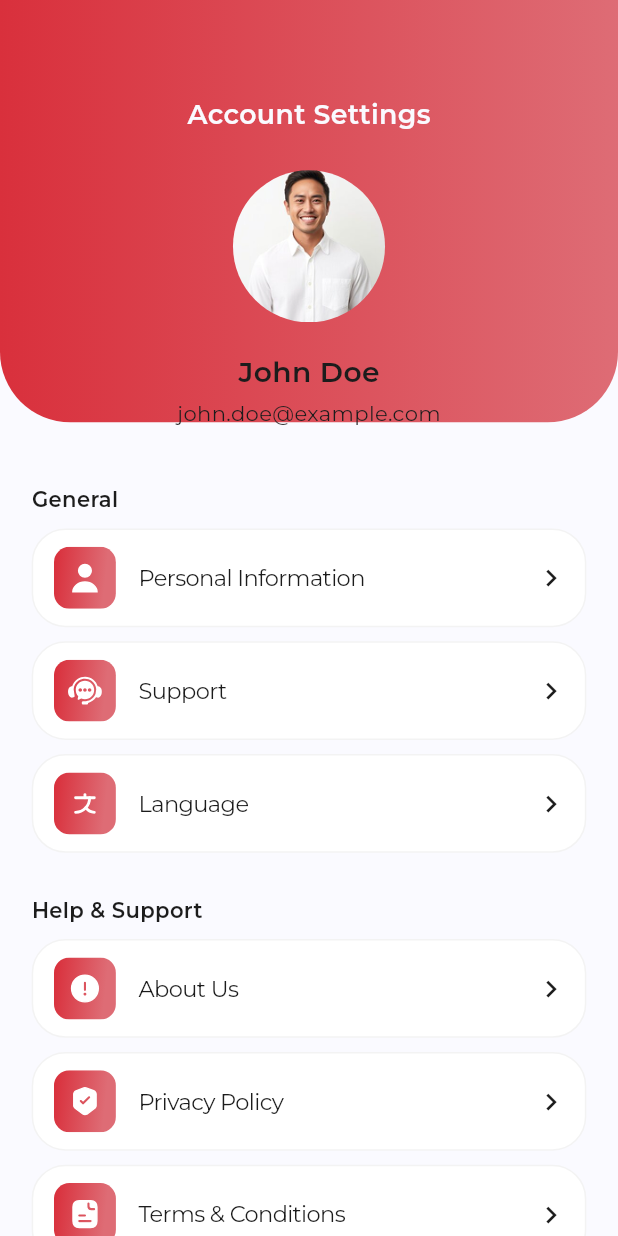
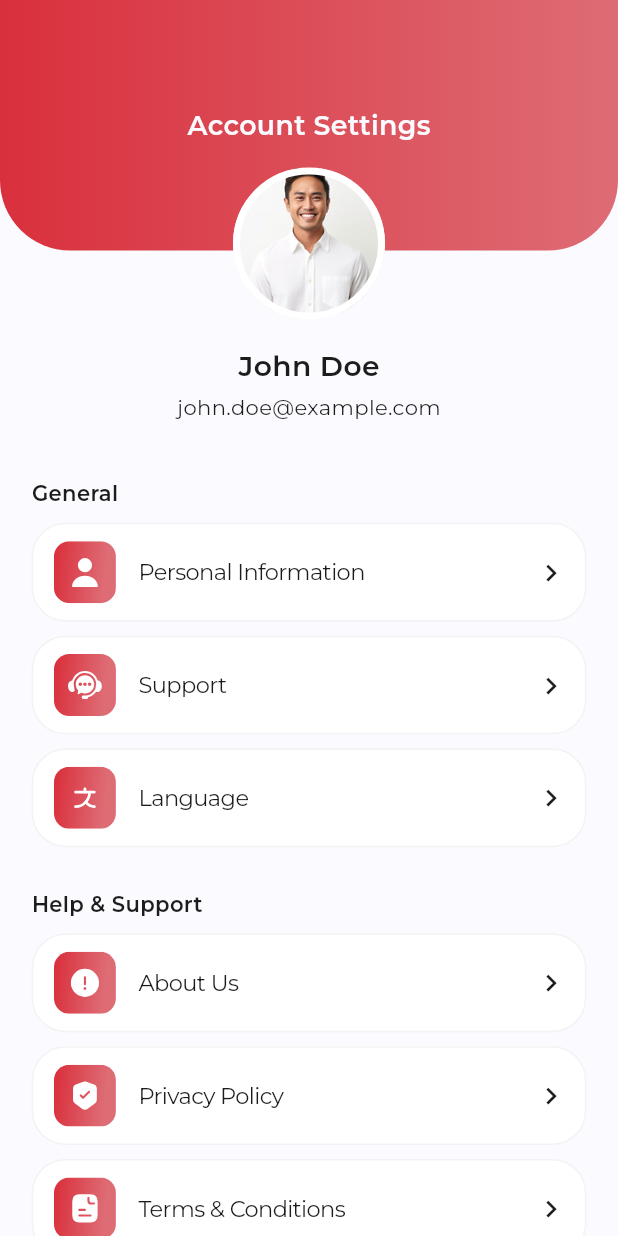
Before and after one commit to waleed-tafsol/beauty_near_sp, a Flutter app: the AccountSettings screen opened by its route, on a phone screen of 412 x 824 dp. Run offline on Flutter 3.47's test engine with Material 3 defaults, Android fonts, the phone set to English and light mode, and no system bars; our stand-ins replace dropdown_button2, fl_chart, flutter_screenutil, flutter_svg, google_fonts, iconsax and 2 more; accounts and stored records are empty.

Commit message:
update - account settings screen stack issues resolved

```diff
--- a/lib/screens/account_settings.dart
+++ b/lib/screens/account_settings.dart
@@ -1,10 +1,11 @@
-import 'package:beauty_near_sp/route_generator.dart';
 import 'package:beauty_near_sp/utils/assets.dart';
 import 'package:beauty_near_sp/utils/color_constant.dart';
 import 'package:beauty_near_sp/utils/extensions.dart';
-import 'package:beauty_near_sp/widgets/account_tile.dart';
 import 'package:flutter/material.dart';
 import 'package:flutter_screenutil/flutter_screenutil.dart';
+
+import '../route_generator.dart';
+import '../widgets/account_tile.dart';
 
 class AccountSettings extends StatelessWidget {
   const AccountSettings({super.key});
@@ -12,14 +13,16 @@ class AccountSettings extends StatelessWidget {
   @override
   Widget build(BuildContext context) {
     return Scaffold(
-      body: Stack(
-        fit: StackFit.expand,
-        alignment: Alignment.center,
+      body: SizedBox.fromSize(
+        size: MediaQuery.sizeOf(context),
+        child: Stack(
           clipBehavior: Clip.none,
           children: [
-          Positioned.fill(
+            Positioned(
               top: 0,
-            bottom: MediaQuery.sizeOf(context).height - 300.h,
+              left: 0,
+              right: 0,
+              // bottom: MediaQuery.sizeOf(context).height - 300.h,
               child: Container(
                 height: 178.h,
                 width: double.infinity,
@@ -30,10 +33,7 @@ class AccountSettings extends StatelessWidget {
                     bottomRight: Radius.circular(50.r),
                   ),
                 ),
-            ),
-          ),
-          Positioned(
-            top: 68.h,
+                child: Center(
                   child: Text(
                     'Account Settings',
                     style: TextStyle(
@@ -43,13 +43,21 @@ class AccountSettings extends StatelessWidget {
                     ),
                   ),
                 ),
-          Positioned(
-            top: 121.h,
+              ),
+            ),
+            Positioned.fill(
+              top: 178.h - 54.h - 5.r,
+              bottom: 0,
+              child: Column(
+                crossAxisAlignment: CrossAxisAlignment.center,
+                children: [
+                  Center(
                     child: Container(
                       height: 108.h,
                       width: 108.w,
                       decoration: BoxDecoration(
                         shape: BoxShape.circle,
+                        border: Border.all(color: Colors.white, width: 5.r),
                         image: DecorationImage(
                           image: AssetImage(PngAssets.person),
                           fit: BoxFit.cover,
@@ -57,12 +65,15 @@ class AccountSettings extends StatelessWidget {
                       ),
                     ),
                   ),
-          Positioned.fill(
-            top: 250.h,
-            left: 0,
-            right: 0,
+                  SizedBox(height: 19.h),
+                  Expanded(
+                    child: SingleChildScrollView(
+                      padding: EdgeInsets.only(
+                        left: 20.w,
+                        right: 20.w,
+                        bottom: context.notchAwareBottomPadding,
+                      ),
                       child: Column(
-              mainAxisSize: MainAxisSize.min,
                         children: [
                           Text(
                             'John Doe',
@@ -81,15 +92,6 @@ class AccountSettings extends StatelessWidget {
                             ),
                           ),
                           SizedBox(height: 40.h),
-                Expanded(
-                  child: SingleChildScrollView(
-                    padding: EdgeInsets.only(
-                      left: 20.w,
-                      right: 20.w,
-                      bottom: context.notchAwareBottomPadding,
-                    ),
-                    child: Column(
-                      children: [
                           Align(
                             alignment: Alignment.centerLeft,
                             child: Text(
@@ -198,6 +200,7 @@ class AccountSettings extends StatelessWidget {
             ),
           ],
         ),
+      ),
     );
   }
 }
--- a/lib/screens/bot_nav_bar_page.dart
+++ b/lib/screens/bot_nav_bar_page.dart
@@ -21,7 +21,10 @@ class BotNavPage extends StatelessWidget {
     return Scaffold(
       body: Stack(
         children: [
-          SafeArea(child: viewModel.currentChild),
+          SafeArea(
+            top: viewModel.currentPage == 3 ? false : true,
+            child: viewModel.currentChild,
+          ),
           Positioned(
             left: 0,
             right: 0,
@@ -29,9 +32,8 @@ class BotNavPage extends StatelessWidget {
                 ? 62.5.h + context.bottomNotch
                 : 62.5.h,
             child: InkWell(
-              onTap: (){
+              onTap: () {
                 Navigator.pushNamed(context, addServiceScreen);
-
               },
               child: Center(
                 child: Transform.rotate(
```
Also changed, not shown: 2 other files. Lines whose indentation alone changed are shown as unchanged.
